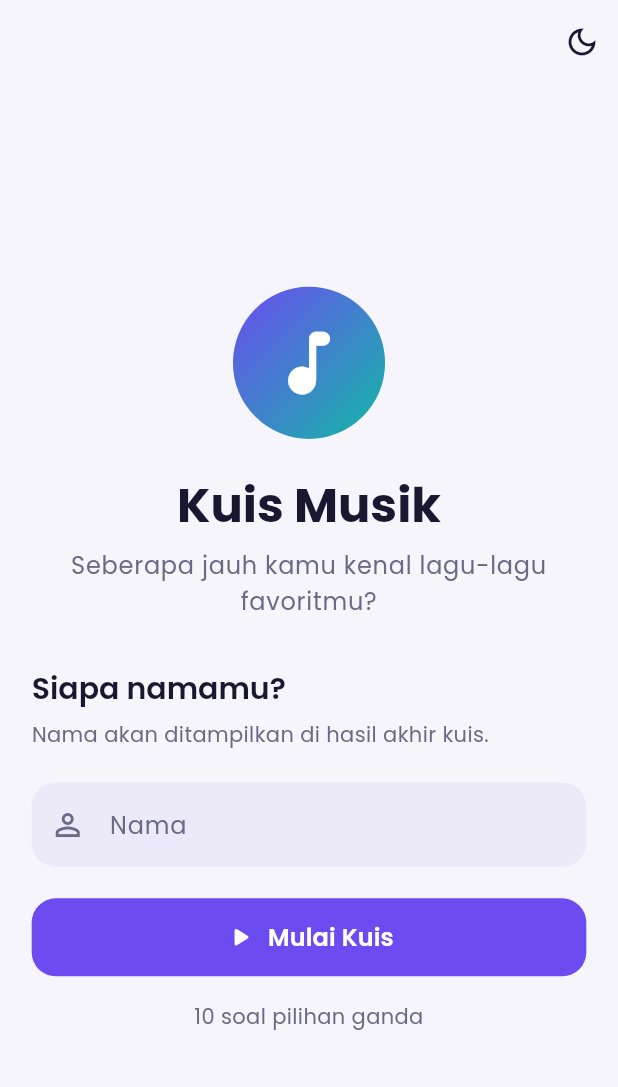
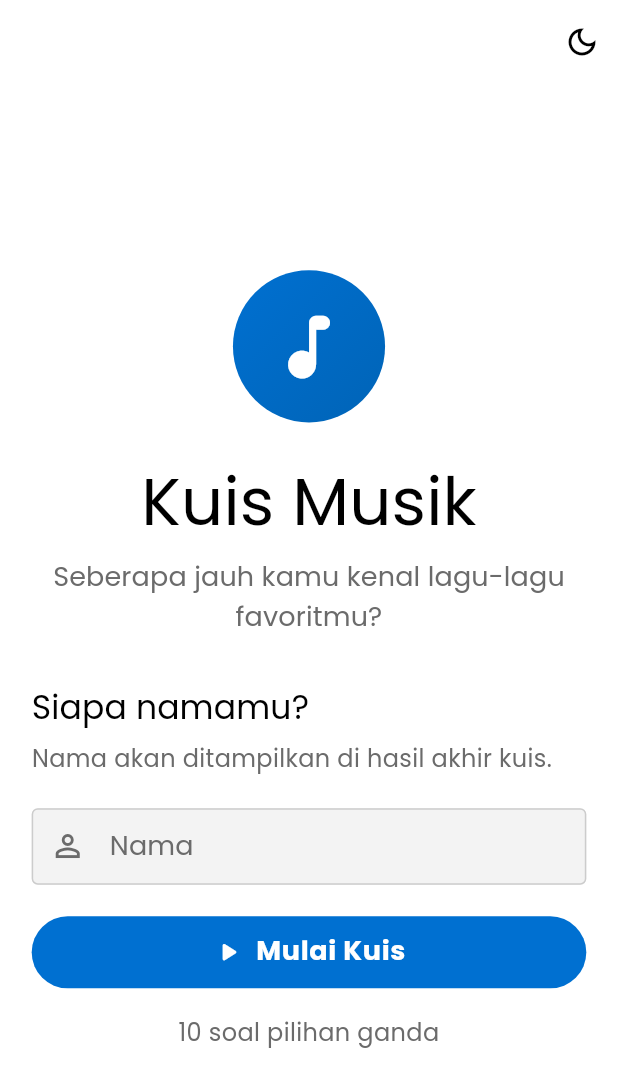
Before and after one commit to RekhiWirya/uts_pemob_rekhi, a Flutter app: the screen it shows after launch, on a phone screen of 412 x 824 dp. Shown: the top 1087 px of the screen. Run offline on Flutter 3.47's test engine with Material 3 defaults, Android fonts, the phone set to English and light mode, and no system bars.

Commit message:
feat: implement PlayStation design system palette and Light-300 typography

```diff
--- a/lib/theme/app_colors.dart
+++ b/lib/theme/app_colors.dart
@@ -1,32 +1,54 @@
 import 'package:flutter/material.dart';
 
-
+/// PlayStation Design System Inspired Colors
 class AppColors {
   AppColors._();
 
-  // ── Brand ──
-  static const Color primary = Color(0xFF6C4CF1);
-  static const Color primaryLight = Color(0xFFA897FF);
-  static const Color secondary = Color(0xFF14B8A6);
-  static const Color onSecondary = Color(0xFF1A1830);
+  // ── Brand & Accent ──
+  static const Color primary = Color(0xFF0070D1); // PlayStation Blue
+  static const Color primaryPressed = Color(0xFF0064B7); // PlayStation Blue Pressed
+  static const Color primaryActive = Color(0xFF004D8D); // PlayStation Blue Active
+  static const Color commerce = Color(0xFFD53B00); // Commerce Orange
+  static const Color commercePressed = Color(0xAA2F0000);
 
+  // ── Surfaces ──
+  static const Color canvasLight = Color(0xFFFFFFFF); // True White
+  static const Color canvasDark = Color(0xFF000000); // Pure Black
+  static const Color surfaceSoft = Color(0xFFF3F3F3); // Soft surface
+  static const Color surfaceCard = Color(0xFFF5F7FA); // Cool-blue tinted card
+  static const Color surfaceDarkElevated = Color(0xFF121314);
+  static const Color surfaceDarkCard = Color(0xFF181818);
 
-  static const Color success = Color(0xFF22C55E);
-  static const Color error = Color(0xFFD92D20);
+  // ── Text & Neutrals ──
+  static const Color ink = Color(0xFF000000); // Primary text on light
+  static const Color bodyLight = Color(0x99000000); // 60% black
+  static const Color muteLight = Color(0xFF6B6B6B);
+  static const Color ashLight = Color(0xFFCCCCCC);
+  static const Color hairlineLight = Color(0xFFF3F3F3);
 
+  static const Color onDark = Color(0xFFFFFFFF); // Primary text on dark
+  static const Color bodyDark = Color(0xB3FFFFFF); // 70% white
+  static const Color muteDark = Color(0x8CE5E5E5); // 55% white
+  static const Color hairlineDark = Color(0x33E5E5E5); // 20% white
 
-  static const Color lightBackground = Color(0xFFF6F5FB);
-  static const Color lightSurface = Color(0xFFFFFFFF);
-  static const Color lightSurfaceVariant = Color(0xFFECE9F8);
-  static const Color lightText = Color(0xFF1A1830);
-  static const Color lightTextMuted = Color(0xFF6B6985);
-  static const Color lightOutline = Color(0xFFD9D6EA);
+  // ── Semantic ──
+  static const Color warning = Color(0xFFC81B3A); // Warning / Error
+  static const Color success = Color(0xFF149E61); // Green success
+  static const Color linkLight = Color(0xFF0064B7);
+  static const Color linkDark = Color(0xFF53B1FF);
 
+  // ── PS Plus Gold Gradient Colors ──
+  static const Color psPlusGoldStart = Color(0xFFFFCE21);
+  static const Color psPlusGoldMid = Color(0xFFF5A623);
+  static const Color psPlusGoldEnd = Color(0xFFEE8E00);
 
-  static const Color darkBackground = Color(0xFF0F0E17);
-  static const Color darkSurface = Color(0xFF1A1927);
-  static const Color darkSurfaceVariant = Color(0xFF262438);
-  static const Color darkText = Color(0xFFF2F1FA);
-  static const Color darkTextMuted = Color(0xFFA9A7C2);
-  static const Color darkOutline = Color(0xFF3A3852);
+  // Aliases for compatibility
+  static const Color primaryLight = primary;
+  static const Color primaryDark = primaryPressed;
+  static const Color secondary = primary;
+  static const Color onSecondary = canvasLight;
+  static const Color error = warning;
+  static const Color nearBlack = ink;
+  static const Color coolGray = muteLight;
+  static const Color borderGray = ashLight;
 }
--- a/lib/theme/app_theme.dart
+++ b/lib/theme/app_theme.dart
@@ -2,18 +2,15 @@ import 'package:flutter/material.dart';
 
 import 'app_colors.dart';
 
-
 class AppTheme {
   AppTheme._();
 
-
   static const String fontFamily = 'Poppins';
 
-
-  static const double _radius = 16;
-  static const double _radiusLarge = 24;
-  static const double _buttonHeight = 52;
-
+  static const double buttonRadius = 9999; // Fully-rounded pill
+  static const double cardRadius = 8; // 8px radius for cards
+  static const double inputRadius = 4; // 4px radius for inputs
+  static const double buttonHeight = 48; // 48px height
 
   static ThemeData get lightTheme => _buildTheme(
         ColorScheme.fromSeed(
@@ -21,17 +18,17 @@ class AppTheme {
           brightness: Brightness.light,
         ).copyWith(
           primary: AppColors.primary,
-      onPrimary: Colors.white,
-      secondary: AppColors.secondary,
-      onSecondary: AppColors.onSecondary,
-      error: AppColors.error,
-      onError: Colors.white,
-      surface: AppColors.lightBackground,
-      onSurface: AppColors.lightText,
-      onSurfaceVariant: AppColors.lightTextMuted,
-      surfaceContainerLow: AppColors.lightSurface,
-      surfaceContainerHighest: AppColors.lightSurfaceVariant,
-      outline: AppColors.lightOutline,
+          onPrimary: AppColors.canvasLight,
+          secondary: AppColors.primaryPressed,
+          onSecondary: AppColors.canvasLight,
+          error: AppColors.warning,
+          onError: AppColors.canvasLight,
+          surface: AppColors.canvasLight,
+          onSurface: AppColors.ink,
+          onSurfaceVariant: AppColors.muteLight,
+          surfaceContainerLow: AppColors.surfaceCard,
+          surfaceContainerHighest: AppColors.surfaceSoft,
+          outline: AppColors.ashLight,
         ),
       );
 
@@ -40,41 +37,92 @@ class AppTheme {
           seedColor: AppColors.primary,
           brightness: Brightness.dark,
         ).copyWith(
-      primary: AppColors.primaryLight,
-      onPrimary: AppColors.darkBackground,
-      secondary: AppColors.secondary,
-      onSecondary: AppColors.onSecondary,
-      error: AppColors.error,
-      onError: Colors.white,
-      surface: AppColors.darkBackground,
-      onSurface: AppColors.darkText,
-      onSurfaceVariant: AppColors.darkTextMuted,
-      surfaceContainerLow: AppColors.darkSurface,
-      surfaceContainerHighest: AppColors.darkSurfaceVariant,
-      outline: AppColors.darkOutline,
+          primary: AppColors.primary,
+          onPrimary: AppColors.canvasLight,
+          secondary: AppColors.primaryPressed,
+          onSecondary: AppColors.canvasLight,
+          error: AppColors.warning,
+          onError: AppColors.canvasLight,
+          surface: AppColors.canvasDark,
+          onSurface: AppColors.onDark,
+          onSurfaceVariant: AppColors.muteDark,
+          surfaceContainerLow: AppColors.surfaceDarkCard,
+          surfaceContainerHighest: AppColors.surfaceDarkElevated,
+          outline: AppColors.hairlineDark,
         ),
       );
 
-
   static const TextTheme _textTheme = TextTheme(
-    displaySmall: TextStyle(fontSize: 32, fontWeight: FontWeight.w700, height: 1.2),
-    headlineMedium: TextStyle(fontSize: 26, fontWeight: FontWeight.w700, height: 1.25),
-    headlineSmall: TextStyle(fontSize: 22, fontWeight: FontWeight.w600, height: 1.3),
-    titleLarge: TextStyle(fontSize: 20, fontWeight: FontWeight.w600),
-    titleMedium: TextStyle(fontSize: 16, fontWeight: FontWeight.w600),
-    bodyLarge: TextStyle(fontSize: 16, fontWeight: FontWeight.w400, height: 1.5),
-    bodyMedium: TextStyle(fontSize: 14, fontWeight: FontWeight.w400, height: 1.5),
-    labelLarge: TextStyle(fontSize: 16, fontWeight: FontWeight.w600),
+    displayLarge: TextStyle(
+      fontSize: 54,
+      fontWeight: FontWeight.w300, // Signature Light weight
+      height: 1.25,
+      letterSpacing: -0.1,
+      color: AppColors.ink,
+    ),
+    displaySmall: TextStyle(
+      fontSize: 44,
+      fontWeight: FontWeight.w300,
+      height: 1.25,
+      letterSpacing: 0.1,
+      color: AppColors.ink,
+    ),
+    headlineMedium: TextStyle(
+      fontSize: 35,
+      fontWeight: FontWeight.w300,
+      height: 1.25,
+      color: AppColors.ink,
+    ),
+    headlineSmall: TextStyle(
+      fontSize: 28,
+      fontWeight: FontWeight.w300,
+      height: 1.25,
+      letterSpacing: 0.1,
+      color: AppColors.ink,
+    ),
+    titleLarge: TextStyle(
+      fontSize: 22,
+      fontWeight: FontWeight.w300,
+      height: 1.25,
+      letterSpacing: 0.1,
+    ),
+    titleMedium: TextStyle(
+      fontSize: 18,
+      fontWeight: FontWeight.w600,
+      height: 1.0,
+    ),
+    bodyLarge: TextStyle(
+      fontSize: 18,
+      fontWeight: FontWeight.w400,
+      height: 1.5,
+      letterSpacing: 0.1,
+    ),
+    bodyMedium: TextStyle(
+      fontSize: 16,
+      fontWeight: FontWeight.w400,
+      height: 1.5,
+    ),
+    labelLarge: TextStyle(
+      fontSize: 18,
+      fontWeight: FontWeight.w700,
+      height: 1.25,
+      letterSpacing: 0.45,
+    ),
+    bodySmall: TextStyle(
+      fontSize: 14,
+      fontWeight: FontWeight.w400,
+      height: 1.5,
+    ),
   );
 
   static ThemeData _buildTheme(ColorScheme scheme) {
-    final buttonShape = RoundedRectangleBorder(
-      borderRadius: BorderRadius.circular(_radius),
+    final pillShape = RoundedRectangleBorder(
+      borderRadius: BorderRadius.circular(buttonRadius),
     );
 
     OutlineInputBorder inputBorder(Color color, {double width = 1}) {
       return OutlineInputBorder(
-        borderRadius: BorderRadius.circular(_radius),
+        borderRadius: BorderRadius.circular(inputRadius),
         borderSide: BorderSide(color: color, width: width),
       );
     }
@@ -83,43 +131,69 @@ class AppTheme {
       colorScheme: scheme,
       fontFamily: fontFamily,
       textTheme: _textTheme,
+      scaffoldBackgroundColor: scheme.surface,
       appBarTheme: AppBarThemeData(
         backgroundColor: scheme.surface,
         foregroundColor: scheme.onSurface,
         elevation: 0,
         scrolledUnderElevation: 0,
         centerTitle: true,
+        titleTextStyle: TextStyle(
+          fontFamily: fontFamily,
+          fontSize: 18,
+          fontWeight: FontWeight.w600,
+          color: scheme.onSurface,
+        ),
       ),
       cardTheme: CardThemeData(
         color: scheme.surfaceContainerLow,
         elevation: 0,
         margin: EdgeInsets.zero,
         shape: RoundedRectangleBorder(
-          borderRadius: BorderRadius.circular(_radiusLarge),
+          borderRadius: BorderRadius.circular(cardRadius),
           side: BorderSide(color: scheme.outline),
         ),
       ),
       filledButtonTheme: FilledButtonThemeData(
         style: FilledButton.styleFrom(
-          minimumSize: const Size(64, _buttonHeight),
-          padding: const EdgeInsets.symmetric(horizontal: 24),
-          shape: buttonShape,
+          backgroundColor: AppColors.primary,
+          foregroundColor: AppColors.canvasLight,
+          minimumSize: const Size(64, buttonHeight),
+          padding: const EdgeInsets.symmetric(horizontal: 28, vertical: 12),
+          shape: pillShape,
+          textStyle: const TextStyle(
+            fontFamily: fontFamily,
+            fontSize: 18,
+            fontWeight: FontWeight.w700,
+            height: 1.25,
+            letterSpacing: 0.45,
+          ),
         ),
       ),
       outlinedButtonTheme: OutlinedButtonThemeData(
         style: OutlinedButton.styleFrom(
-          minimumSize: const Size(64, _buttonHeight),
-          padding: const EdgeInsets.symmetric(horizontal: 24),
-          side: BorderSide(color: scheme.outline),
-          shape: buttonShape,
+          backgroundColor: Colors.transparent,
+          foregroundColor: scheme.onSurface,
+          minimumSize: const Size(64, buttonHeight),
+          padding: const EdgeInsets.symmetric(horizontal: 28, vertical: 12),
+          side: BorderSide(color: scheme.outline, width: 1),
+          shape: pillShape,
+          textStyle: const TextStyle(
+            fontFamily: fontFamily,
+            fontSize: 18,
+            fontWeight: FontWeight.w700,
+            height: 1.25,
+            letterSpacing: 0.45,
+          ),
         ),
       ),
       inputDecorationTheme: InputDecorationThemeData(
         filled: true,
         fillColor: scheme.surfaceContainerHighest,
-        contentPadding: const EdgeInsets.symmetric(horizontal: 20, vertical: 16),
-        border: inputBorder(Colors.transparent),
-        enabledBorder: inputBorder(Colors.transparent),
+        contentPadding:
+            const EdgeInsets.symmetric(horizontal: 16, vertical: 12),
+        border: inputBorder(scheme.outline),
+        enabledBorder: inputBorder(scheme.outline),
         focusedBorder: inputBorder(scheme.primary, width: 2),
         errorBorder: inputBorder(scheme.error),
         focusedErrorBorder: inputBorder(scheme.error, width: 2),
```
Lines whose indentation alone changed are shown as unchanged.
